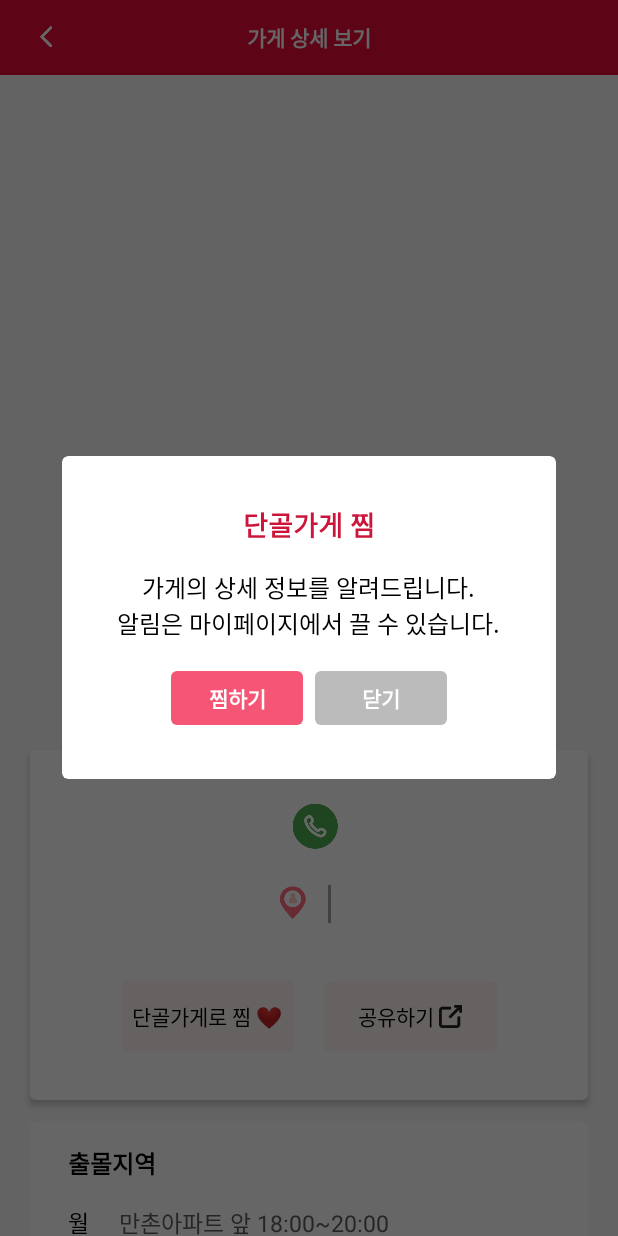
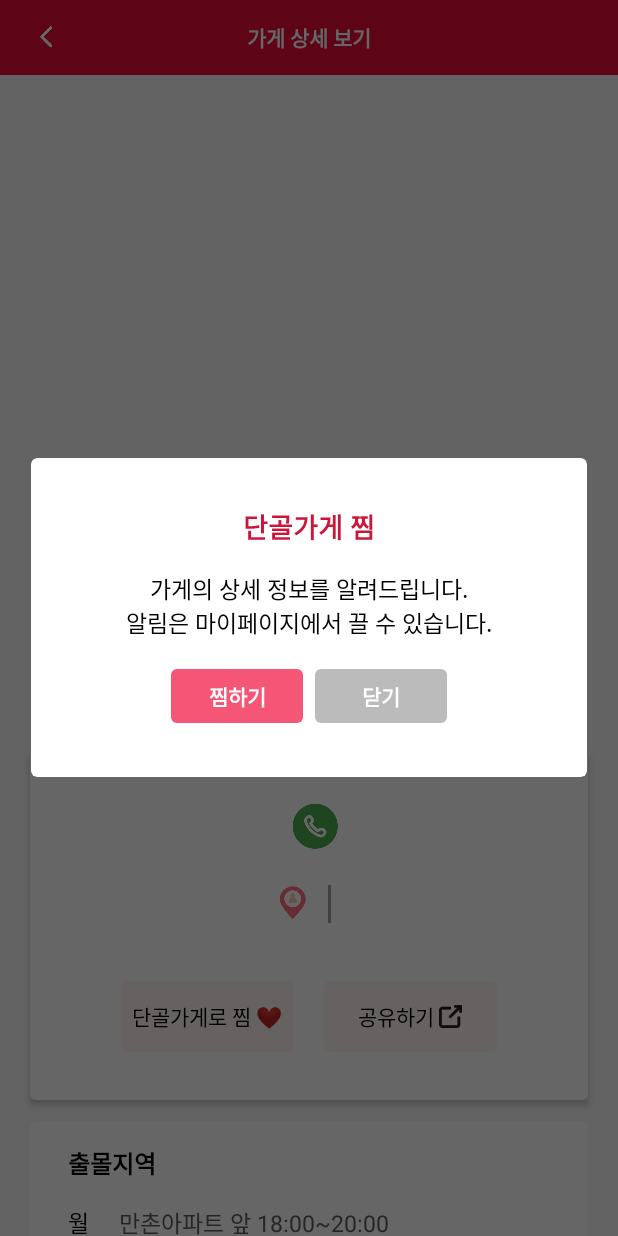
Before and after one commit to nagosoo/TACOLING, an Android app: the ShopFragment screen opened through its navigation route, after a tap on an icon or button, on a phone screen of 412 x 824 dp. Run offline under Robolectric (Android 15) with nearby library versions, the phone set to English and light mode, and no system bars; our stand-ins replace Dagger/Hilt's generated code, data binding, paging; libraries missing offline, so code that uses them is left out: com.kakao.sdk, net.daum.mf, splitties.dimensions.dip; 18 statements that could not run were skipped.

Commit message:
shopFragment Menu recyclerview 로 변경

```diff
--- a/app/src/main/AndroidManifest.xml
+++ b/app/src/main/AndroidManifest.xml
@@ -4,6 +4,7 @@
     <uses-permission android:name="android.permission.INTERNET" />
     <uses-permission android:name="android.permission.ACCESS_FINE_LOCATION" /> <!--정확한위치-->
     <uses-permission android:name="android.permission.ACCESS_COARSE_LOCATION" /> <!--대략위치-->
+
     <queries>
         <intent>
             <action android:name="android.intent.action.SENDTO"/>
--- a/app/src/main/java/com/eundmswlji/tacoling/data/model/Menu.kt
+++ b/app/src/main/java/com/eundmswlji/tacoling/data/model/Menu.kt
@@ -4,5 +4,5 @@ data class Menu(
     val id: Int,
     val name: String,
     val detail: String,
-    val payment: Int
+    val price: Int
 )
--- a/app/src/main/java/com/eundmswlji/tacoling/ui/common/MenuCommon.kt
+++ /dev/null
@@ -1,72 +0,0 @@
-package com.eundmswlji.tacoling.ui.common
-
-import android.content.Context
-import android.content.res.TypedArray
-import android.util.AttributeSet
-import android.view.LayoutInflater
-import androidx.appcompat.widget.AppCompatTextView
-import androidx.appcompat.widget.LinearLayoutCompat
-import com.eundmswlji.tacoling.R
-import com.eundmswlji.tacoling.Util.wonFormat
-import com.eundmswlji.tacoling.databinding.ItemMenuBinding
-
-class MenuCommon : LinearLayoutCompat {
-    private lateinit var binding: ItemMenuBinding
-    private lateinit var tvMenu: AppCompatTextView
-    private lateinit var tvPrice: AppCompatTextView
-
-    constructor(context: Context) : super(context) {
-        initView()
-    }
-
-    constructor(context: Context, attributeSet: AttributeSet) : super(context, attributeSet) { //AttributeSet 사용
-        initView()
-        getAttrs(attributeSet)
-    }
-
-    constructor(context: Context, attributeSet: AttributeSet, defStyleAttr: Int) : super( //AttributeSet , 기본값 사용
-        context,
-        attributeSet,
-        defStyleAttr
-    ) {
-        initView()
-        getAttrs(attributeSet, defStyleAttr)
-    }
-
-    private fun initView() {
-        val inflater = LayoutInflater.from(context)
-        binding = ItemMenuBinding.inflate(inflater, this, false)
-        tvMenu = binding.tvMenu
-        tvPrice = binding.tvPrice
-        addView(binding.root)
-    }
-
-    private fun getAttrs(attrs: AttributeSet) {
-        val typedArray = context.obtainStyledAttributes(attrs, R.styleable.MenuCommon) //AttributeSet 에서 MenuCommon에 해당하는 declare-styleable 가져오기
-        setTypeArray(typedArray)
-    }
-
-    private fun getAttrs(attrs: AttributeSet, defStyleAttr: Int) {
-        val typedArray = context.obtainStyledAttributes(attrs, R.styleable.MenuCommon, defStyleAttr, 0)
-        setTypeArray(typedArray)
-    }
-
-    private fun setTypeArray(typedArray: TypedArray) {
-        val menu = typedArray.getString(R.styleable.MenuCommon_tvMenu)
-        val price = typedArray.getString(R.styleable.MenuCommon_tvPrice)
-
-        this.tvMenu.text = menu ?: ""
-        this.tvPrice.text = price ?: ""
-
-        typedArray.recycle()//TypedArray를 캐싱해 재활용함. 이 함수 호출 이후로는 typeArray 변경 x
-    }
-
-    fun setMenu(menu: String?) {
-        this.tvMenu.text = menu
-    }
-
-    fun setPrice(price: Int) {
-        this.tvPrice.text = wonFormat.format(price)
-    }
-
-}
--- a/app/src/main/java/com/eundmswlji/tacoling/ui/decoration/VerticalItemDecoration.kt
+++ b/app/src/main/java/com/eundmswlji/tacoling/ui/decoration/VerticalItemDecoration.kt
@@ -24,7 +24,7 @@ class VerticalItemDecoration(
         when (position) {
             0 -> {
                 outRect.top = top
-                outRect.bottom = between
+                outRect.bottom = if(state.itemCount==1) bottom else between
             }
             lastPosition -> outRect.bottom = bottom
             else -> outRect.bottom = between
--- /dev/null
+++ b/app/src/main/java/com/eundmswlji/tacoling/ui/shop/ShopAdapter.kt
@@ -0,0 +1,32 @@
+package com.eundmswlji.tacoling.ui.shop
+
+import android.view.LayoutInflater
+import android.view.ViewGroup
+import androidx.recyclerview.widget.RecyclerView
+import com.eundmswlji.tacoling.Util.wonFormat
+import com.eundmswlji.tacoling.data.model.Menu
+import com.eundmswlji.tacoling.databinding.ItemMenuBinding
+
+class ShopAdapter(private val menuList: List<Menu>) : RecyclerView.Adapter<ShopAdapter.MyViewHolder>() {
+    override fun onCreateViewHolder(parent: ViewGroup, viewType: Int): MyViewHolder {
+        val inflater = LayoutInflater.from(parent.context)
+        val binding = ItemMenuBinding.inflate(inflater, parent, false)
+        return MyViewHolder(binding)
+    }
+
+    override fun onBindViewHolder(holder: MyViewHolder, position: Int) {
+        holder.bind()
+    }
+
+    override fun getItemCount(): Int {
+        return menuList.size
+    }
+
+    inner class MyViewHolder(private val binding: ItemMenuBinding) : RecyclerView.ViewHolder(binding.root) {
+        fun bind() {
+            val item = menuList[absoluteAdapterPosition]
+            binding.tvMenu.text = item.name
+            binding.tvPrice.text = wonFormat.format(item.price)
+        }
+    }
+}
--- a/app/src/main/java/com/eundmswlji/tacoling/ui/shop/ShopFragment.kt
+++ b/app/src/main/java/com/eundmswlji/tacoling/ui/shop/ShopFragment.kt
@@ -1,16 +1,20 @@
 package com.eundmswlji.tacoling.ui.shop
 
+import android.content.Intent
+import android.net.Uri
 import android.os.Bundle
 import android.view.LayoutInflater
 import android.view.View
 import android.view.ViewGroup
 import androidx.fragment.app.Fragment
+import com.eundmswlji.tacoling.data.model.Menu
 import com.eundmswlji.tacoling.databinding.FragmentShopBinding
 import com.eundmswlji.tacoling.ui.MainActivity
-import com.eundmswlji.tacoling.ui.common.MenuCommon
+import com.eundmswlji.tacoling.ui.decoration.VerticalItemDecoration
 import com.eundmswlji.tacoling.ui.dialog.NormalDialog
 import com.eundmswlji.tacoling.ui.dialog.ShareDialog
 import net.daum.mf.map.api.MapView
+import splitties.dimensions.dip
 
 
 class ShopFragment : Fragment() {
@@ -34,28 +38,41 @@ class ShopFragment : Fragment() {
     private fun setOnClickListener() {
         binding.shopTop.buttonZzim.setOnClickListener {
             // "단골가게 찜 해지" 더이상 가게의 상세 정보를 받지 않습니다.\n알림은 마이페이지에서 끌 수 있습니다. 찜 해지하기
-            NormalDialog(title = "단골가게 찜", message = "가게의 상세 정보를 알려드립니다.\n알림은 마이페이지에서 끌 수 있습니다.", positiveMessage = "찜하기", negativeMessage = "닫기", positiveButtonListener = {}, negativeButtonListener = {}).show(childFragmentManager,null)
+            NormalDialog(
+                title = "단골가게 찜",
+                message = "가게의 상세 정보를 알려드립니다.\n알림은 마이페이지에서 끌 수 있습니다.",
+                positiveMessage = "찜하기",
+                negativeMessage = "닫기",
+                positiveButtonListener = {},
+                negativeButtonListener = {}).show(childFragmentManager, null)
         }
         binding.shopTop.buttonShare.setOnClickListener {
-            ShareDialog().show(childFragmentManager,null)
+            ShareDialog().show(childFragmentManager, null)
+        }
+        binding.shopTop.buttonCall.setOnClickListener {
+            val intent = Intent(Intent.ACTION_DIAL).apply {
+                data = Uri.parse("tel:01000000000")
+            }
+            if (intent.resolveActivity(requireActivity().packageManager) != null) {
+                startActivity(intent)
+            }
         }
     }
 
-    private fun initArea(){
-        binding.shopMiddle.tvMon.text="만촌아파트 앞 18:00~20:00"
-        binding.shopMiddle.tvTue.text="만촌아파트 앞 18:00~20:00"
-        binding.shopMiddle.tvWed.text="만촌아파트 앞 18:00~20:00"
-        binding.shopMiddle.tvThu.text="만촌아파트 앞 18:00~20:00"
-        binding.shopMiddle.tvFri.text="만촌아파트 앞 18:00~20:00"
-        binding.shopMiddle.tvSat.text="휴무"
-        binding.shopMiddle.tvSun.text="만촌아파트 앞 18:00~20:00"
+    private fun initArea() {
+        binding.shopMiddle.tvMon.text = "만촌아파트 앞 18:00~20:00"
+        binding.shopMiddle.tvTue.text = "만촌아파트 앞 18:00~20:00"
+        binding.shopMiddle.tvWed.text = "만촌아파트 앞 18:00~20:00"
+        binding.shopMiddle.tvThu.text = "만촌아파트 앞 18:00~20:00"
+        binding.shopMiddle.tvFri.text = "만촌아파트 앞 18:00~20:00"
+        binding.shopMiddle.tvSat.text = "휴무"
+        binding.shopMiddle.tvSun.text = "만촌아파트 앞 18:00~20:00"
     }
 
-    private fun initMenu(){
-        val menuRow = MenuCommon(requireContext())
-        menuRow.setMenu("타코야키 8알(기본맛, 매운맛)")
-        menuRow.setPrice(3000)
-        binding.shopBottom.ll.addView(menuRow)
+    private fun initMenu() {
+        val adapter = ShopAdapter(listOf(Menu(id = 0, name = "타코야키 8알(기본맛, 매운맛)", detail = "", price = 3000), Menu(id = 0, name = "타코야키 8알(기본맛, 매운맛)", detail = "", price = 3000)))
+        binding.shopBottom.recyclerView.adapter = adapter
+        binding.shopBottom.recyclerView.addItemDecoration(VerticalItemDecoration(requireContext().dip(16), requireContext().dip(16), requireContext().dip(8), 0, 0))
     }
 
     private fun setAppBar() {
--- a/app/src/main/res/layout/dialog_normal.xml
+++ b/app/src/main/res/layout/dialog_normal.xml
@@ -30,7 +30,7 @@
             android:layout_width="wrap_content"
             android:layout_height="wrap_content"
             android:layout_marginBottom="20dp"
-            android:textSize="16dp"
+            android:textSize="15sp"
             android:textColor="@color/black"
             tools:text="가게의 상세 정보를 알려드립니다.\n알림은 마이페이지에서 끌 수 있습니다." />
 
--- a/app/src/main/res/layout/item_menu.xml
+++ b/app/src/main/res/layout/item_menu.xml
@@ -17,7 +17,6 @@
             android:layout_height="wrap_content"
             android:textColor="@color/black"
             android:textSize="15sp"
-            android:textStyle="bold"
             tools:text="타코야키 8알(기본맛, 매운맛)" />
 
         <Space
--- a/app/src/main/res/values/themes.xml
+++ b/app/src/main/res/values/themes.xml
@@ -67,16 +67,16 @@
     </style>
 
     <style name="DialogStyle" parent="Theme.Design.Light.BottomSheetDialog">
-        <item name="android:windowMinWidthMajor">80%</item>
-        <item name="android:windowMinWidthMinor">80%</item>
+        <item name="android:windowMinWidthMajor">90%</item>
+        <item name="android:windowMinWidthMinor">90%</item>
         <item name="windowNoTitle">true</item>
         <item name="android:windowBackground">@drawable/bg_white_4</item>
         <item name="android:windowIsFloating">true</item>
     </style>
 
     <style name="DialogStyleHeight180" parent="Theme.Design.Light.BottomSheetDialog">
-        <item name="android:windowMinWidthMajor">80%</item>
-        <item name="android:windowMinWidthMinor">80%</item>
+        <item name="android:windowMinWidthMajor">90%</item>
+        <item name="android:windowMinWidthMinor">90%</item>
         <item name="android:minHeight">180dp</item>
         <item name="windowNoTitle">true</item>
         <item name="android:windowBackground">@drawable/bg_white_4</item>
```
Also changed, not shown: app/src/main/res/layout/shop_bottom.xml (+9 -9 lines).
